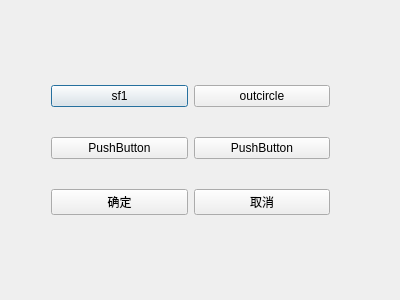
Old version of the form CameraDtecte-1/GetSF.ui in the repository gzj1997/CameraDtecte-1.
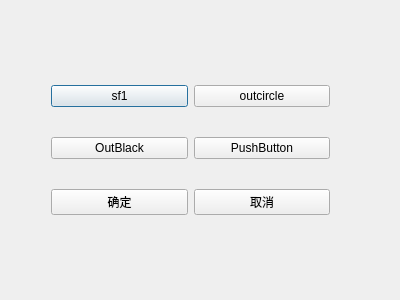
New version of the form.

```diff
--- a/CameraDtecte-1/GetSF.ui
+++ b/CameraDtecte-1/GetSF.ui
@@ -33,7 +33,7 @@
     <item row="1" column="0">
      <widget class="QPushButton" name="pushButton_2">
       <property name="text">
-       <string>PushButton</string>
+       <string>OutBlack</string>
       </property>
      </widget>
     </item>
```
Left out of the diff: 20 changed lines with no effect on the pictures.
